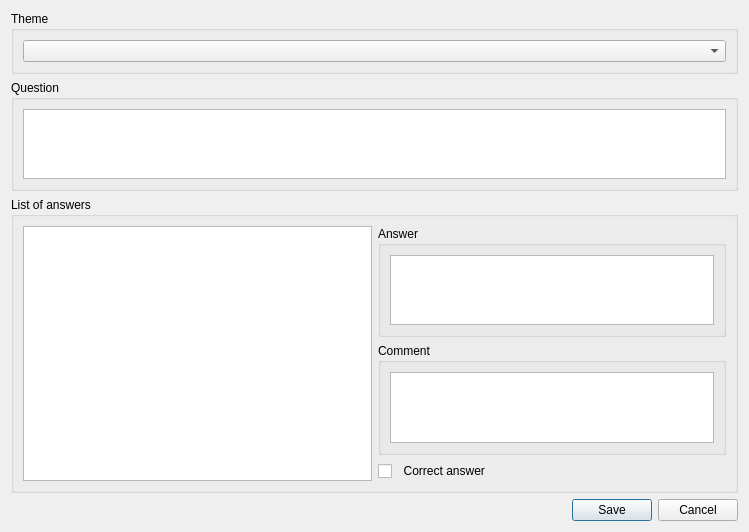
Testorator/Testik, file question_mod_dialog.ui: the form before one commit.
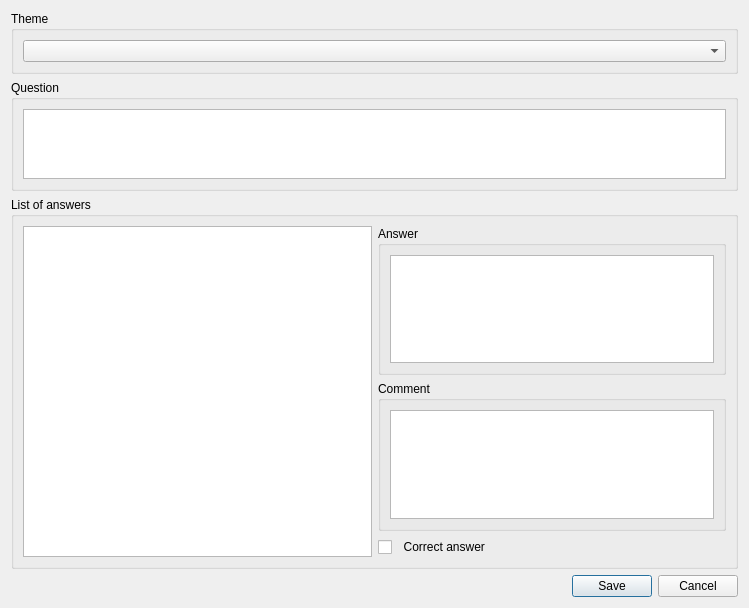
The form after the commit.

```diff
--- a/question_mod_dialog.ui
+++ b/question_mod_dialog.ui
@@ -7,7 +7,7 @@
     <x>0</x>
     <y>0</y>
     <width>749</width>
-    <height>532</height>
+    <height>608</height>
    </rect>
   </property>
   <property name="windowTitle">
```
Left out of the diff: 6 changed lines with no effect on the pictures.
